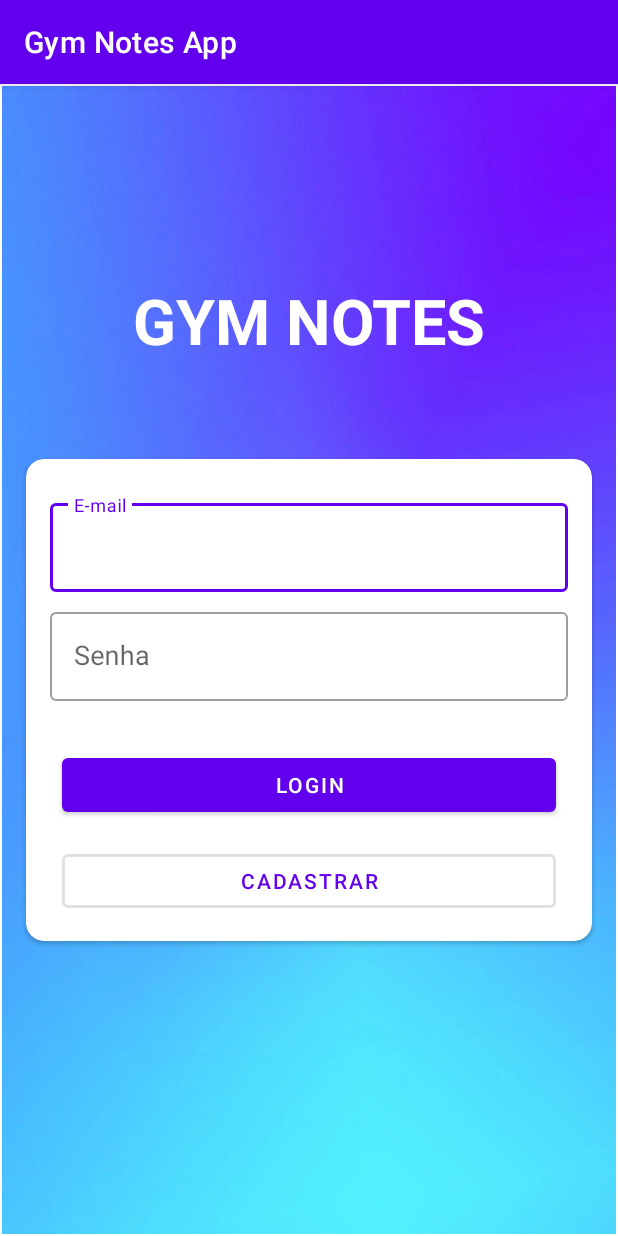
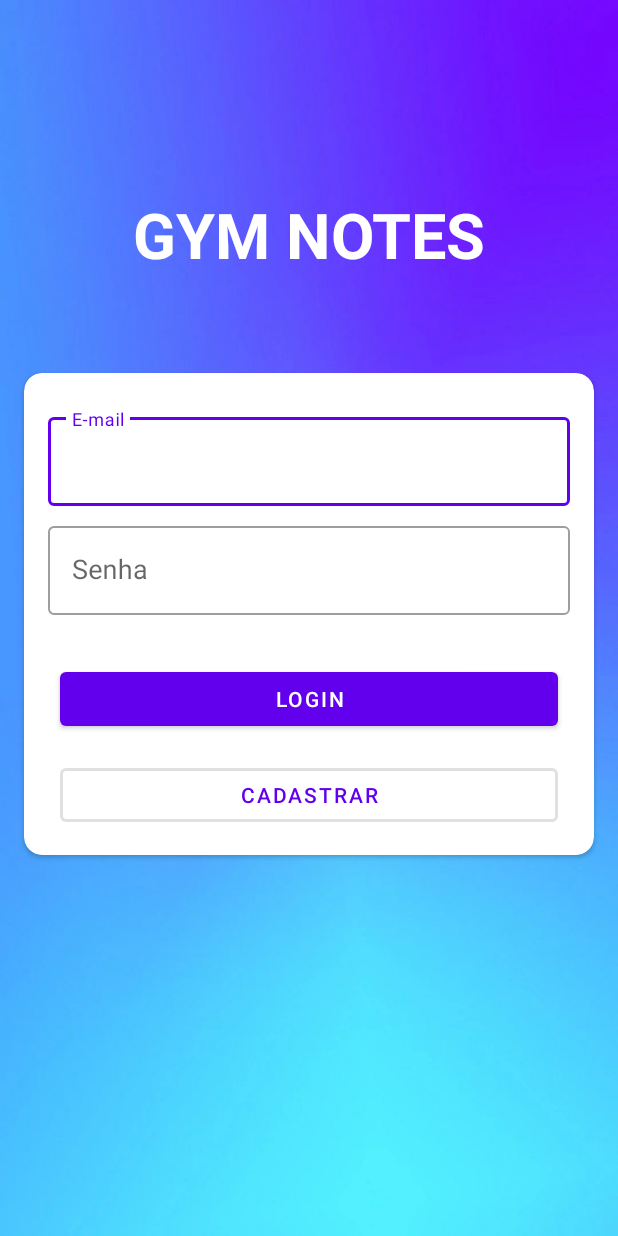
Before and after one commit to VicktorMS/gym_notes, an Android app: the screen it shows after launch (LoginActivity), on a phone screen of 412 x 824 dp. Run offline under Robolectric (Android 15) with nearby library versions, the phone set to English and light mode, and no system bars; our stand-ins replace Firebase (no records; nobody signed in at launch, a user with empty details on screens opened directly).

Commit message:
Layouts Corrigidos, ActionBar retirada e Corrigida a margem do fragmentContainerView da activity_login.xml

```diff
--- a/app/src/main/AndroidManifest.xml
+++ b/app/src/main/AndroidManifest.xml
@@ -11,7 +11,7 @@
         android:label="@string/app_name"
         android:roundIcon="@mipmap/ic_launcher_round"
         android:supportsRtl="true"
-        android:theme="@style/Theme.GymNotesApp"
+        android:theme="@style/Theme.GymNotesApp.NoActionBar"
         tools:targetApi="31">
         <activity
             android:name=".ui.home.HomeActivity"
--- a/app/src/main/java/br/edu/infnet/myapplication/ui/home/HomeActivity.kt
+++ b/app/src/main/java/br/edu/infnet/myapplication/ui/home/HomeActivity.kt
@@ -22,6 +22,5 @@ class HomeActivity : AppCompatActivity() {
         setContentView(binding.root)
     }
 
-    //TODO: Ajustar bordas de margem do fragmentContainer
-    //TODO: Retirar a ActionBar
+
 }
--- a/app/src/main/res/layout/activity_login.xml
+++ b/app/src/main/res/layout/activity_login.xml
@@ -12,15 +12,8 @@
         android:name="androidx.navigation.fragment.NavHostFragment"
         android:layout_width="match_parent"
         android:layout_height="match_parent"
-        android:layout_marginStart="1dp"
-        android:layout_marginTop="1dp"
-        android:layout_marginEnd="1dp"
-        android:layout_marginBottom="1dp"
         app:defaultNavHost="true"
-        app:layout_constraintBottom_toBottomOf="parent"
-        app:layout_constraintEnd_toEndOf="parent"
-        app:layout_constraintStart_toStartOf="parent"
-        app:layout_constraintTop_toTopOf="parent"
-        app:navGraph="@navigation/login_navigation" />
+        app:navGraph="@navigation/login_navigation"
+        tools:layout_editor_absoluteY="1dp" />
 
 </androidx.constraintlayout.widget.ConstraintLayout>
```
